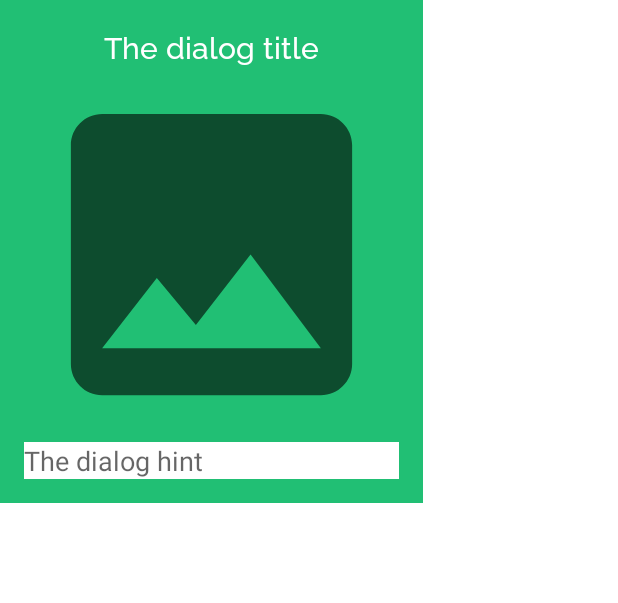
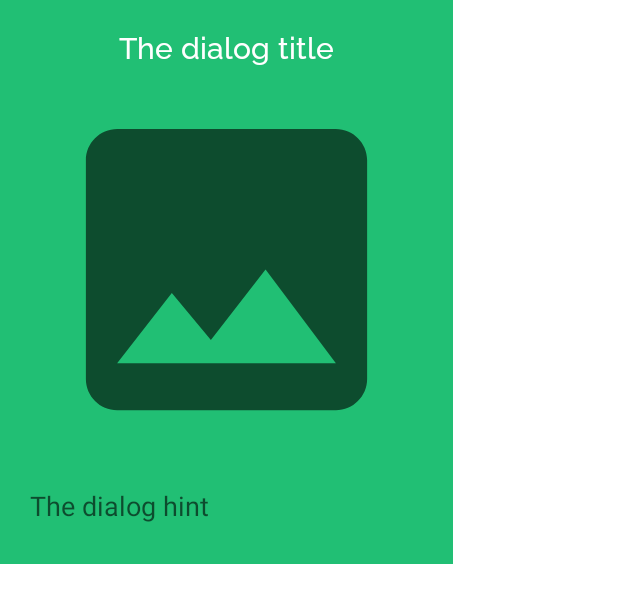
Before and after one commit to Jorge0611/android, an Android app: the layout image_edit_dialog.xml on its own in the app's theme, with its tools: preview values and no code run, on a phone screen of 412 x 824 dp. Shown: the top 603 px of the screen. Run offline under Robolectric (Android 15) with nearby library versions, the light colour scheme and no system bars.

Commit message:
Small changes

```diff
--- a/app/src/main/java/org/tensorflow/lite/examples/detection/DetectorActivity.java
+++ b/app/src/main/java/org/tensorflow/lite/examples/detection/DetectorActivity.java
@@ -393,7 +393,7 @@ public class DetectorActivity extends CameraActivity implements OnImageAvailable
 
     tvTitle.setText("Add Face");
     ivFace.setImageBitmap(rec.getCrop());
-    etName.setHint("          Name");
+    etName.setHint("Name");
 
     builder.setPositiveButton("OK", new DialogInterface.OnClickListener(){
       @Override
--- a/app/src/main/res/layout/image_edit_dialog.xml
+++ b/app/src/main/res/layout/image_edit_dialog.xml
@@ -22,6 +22,7 @@
         android:layout_width="250dp"
         android:layout_height="250dp"
         android:layout_gravity="center"
+        android:layout_margin="10dp"
         android:adjustViewBounds="true"
         android:scaleType="centerCrop"
         android:src="@drawable/ic_baseline_image_24" />
@@ -31,6 +32,6 @@
         android:id="@+id/dlg_input"
         android:layout_width="match_parent"
         android:layout_height="wrap_content"
-        tools:hint="The dialog hint"
-        android:background="#FFFF"/>
+        android:maxLength="15"
+        tools:hint="The dialog hint" />
 </LinearLayout>
```
